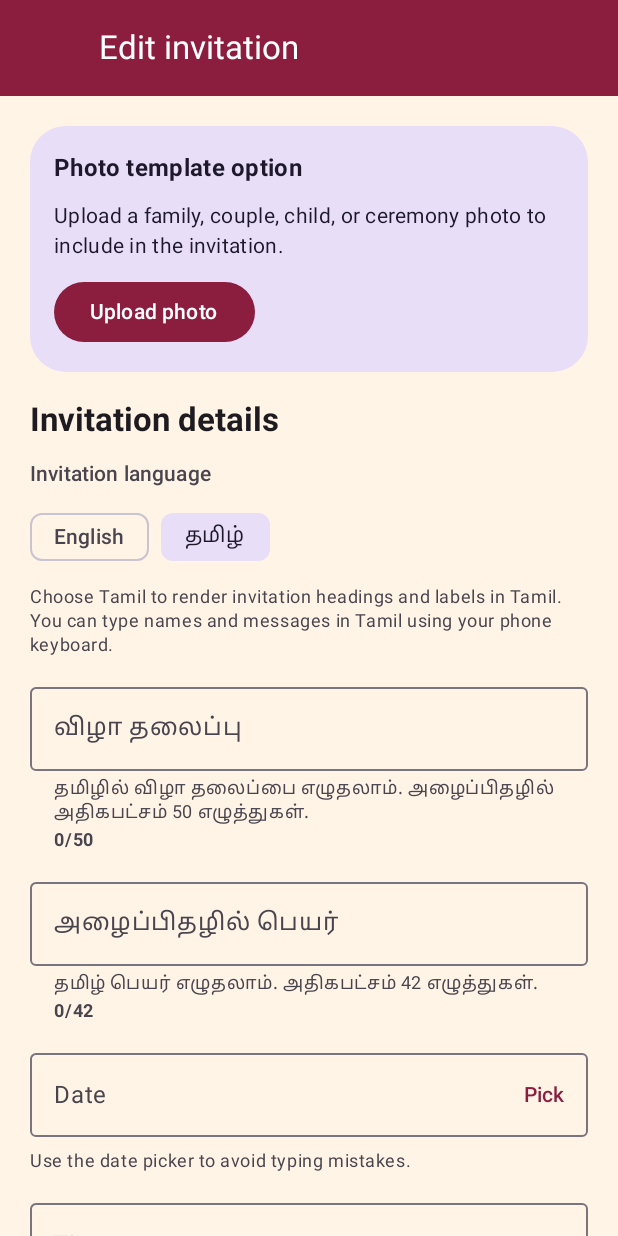
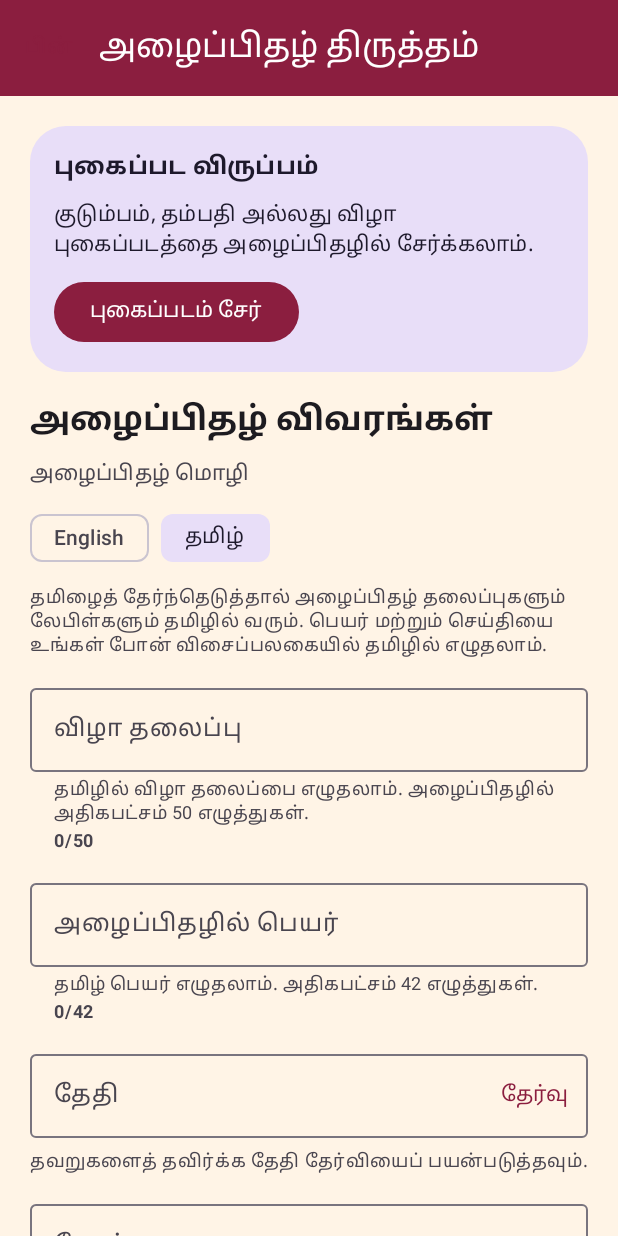
Before and after one commit to mrajen27/Invitation_Maker, an Android app built with Jetpack Compose: the EditorScreen screen opened through its navigation route, after a tap on "தமிழ்", on a phone screen of 412 x 824 dp. Run offline under Robolectric (Android 15) with nearby library versions, the phone set to English and light mode, and no system bars.

Commit message:
Fix Play Store feedback: layout, message limit, Tamil labels
- Align wrapped venue/address lines with the icon row on generated cards
- Place additional message below venue with extra spacing when no photo
- Use 60-character message limit for both photo and no-photo flows
- Localize editor labels, hints, and date formatting for Tamil
- Bump version to 1.0.1 (versionCode 2) for Play Store update

Co-authored-by: mrajen27 <mrajen27@users.noreply.github.com>

```diff
--- a/app/build.gradle.kts
+++ b/app/build.gradle.kts
@@ -14,8 +14,8 @@ android {
         applicationId = "com.vaangainvite"
         minSdk = 26
         targetSdk = 35
-        versionCode = 1
-        versionName = "1.0"
+        versionCode = 2
+        versionName = "1.0.1"
 
         testInstrumentationRunner = "androidx.test.runner.AndroidJUnitRunner"
         vectorDrawables {
--- a/app/src/main/java/com/vaangainvite/core/image/InvitationLayout.kt
+++ b/app/src/main/java/com/vaangainvite/core/image/InvitationLayout.kt
@@ -18,6 +18,8 @@ internal object InvitationLayout {
         const val afterName = 12f
         const val betweenDetails = 6f
         const val beforeMessage = 16f
+        /** Extra gap between venue block and message when no photo is on the card. */
+        const val beforeMessageNoPhoto = 40f
     }
 
     /**
--- a/app/src/main/java/com/vaangainvite/ui/screens/EditorScreen.kt
+++ b/app/src/main/java/com/vaangainvite/ui/screens/EditorScreen.kt
@@ -72,6 +72,7 @@ import kotlinx.coroutines.launch
 import java.time.Instant
 import java.time.ZoneId
 import java.time.format.DateTimeFormatter
+import java.util.Locale
 
 private data class QuickInviteMessage(
     val id: String,
@@ -86,6 +87,18 @@ private enum class QuickMessageTone(val label: String) {
     FORMAL("Formal"),
     CASUAL("Casual"),
     BLESSING("Blessing")
+}
+
+private fun QuickMessageTone.localizedLabel(language: InvitationLanguage): String {
+    return when (language) {
+        InvitationLanguage.ENGLISH -> label
+        InvitationLanguage.TAMIL -> when (this) {
+            QuickMessageTone.ALL -> "அனைத்தும்"
+            QuickMessageTone.FORMAL -> "முறையான"
+            QuickMessageTone.CASUAL -> "சாதாரண"
+            QuickMessageTone.BLESSING -> "ஆசீர்வாதம்"
+        }
+    }
 }
 
 private val QuickInviteMessages = listOf(
@@ -146,10 +159,10 @@ fun EditorScreen(
     Scaffold(
         topBar = {
             TopAppBar(
-                title = { Text(text = "Edit invitation") },
+                title = { Text(text = state.selectedLanguage.editorScreenTitle) },
                 navigationIcon = {
                     TextButton(onClick = onBack) {
-                        Text(text = "Back")
+                        Text(text = state.selectedLanguage.editorBackButton)
                     }
                 },
                 colors = TopAppBarDefaults.topAppBarColors(
@@ -190,6 +203,7 @@ fun EditorScreen(
             PhotoUploadSection(
                 hasPhoto = state.uploadedPhotoUri != null,
                 hasMessage = state.details.message.isNotBlank(),
+                selectedLanguage = state.selectedLanguage,
                 onChoosePhoto = {
                     photoPickerLauncher.launch(
                         PickVisualMediaRequest(ActivityResultContracts.PickVisualMedia.ImageOnly)
@@ -219,12 +233,12 @@ fun EditorScreen(
                 onClick = viewModel::generateInvitation,
                 modifier = Modifier.fillMaxWidth()
             ) {
-                Text(text = "Generate invitation image")
+                Text(text = state.selectedLanguage.editorGenerateButton)
             }
 
             state.generatedBitmap?.let { bitmap ->
                 Text(
-                    text = "Generated preview",
+                    text = state.selectedLanguage.editorPreviewTitle,
                     style = MaterialTheme.typography.titleMedium,
                     fontWeight = FontWeight.Bold
                 )
@@ -259,12 +273,13 @@ fun EditorScreen(
                     modifier = Modifier.weight(1f),
                     enabled = state.selectedTemplate != null
                 ) {
-                    Text(text = "Save")
+                    Text(text = state.selectedLanguage.editorSaveButton)
                 }
             }
 
             ShareActions(
                 enabled = state.selectedTemplate != null,
+                selectedLanguage = state.selectedLanguage,
                 onShareChat = {
                     scope.launch {
                         val imageUri = viewModel.getOrCreateShareImageUri()
@@ -305,12 +320,13 @@ fun EditorScreen(
 @Composable
 private fun ShareActions(
     enabled: Boolean,
+    selectedLanguage: InvitationLanguage,
     onShareChat: () -> Unit,
     onShareStatus: () -> Unit
 ) {
     Column(verticalArrangement = Arrangement.spacedBy(10.dp)) {
         Text(
-            text = "Easy WhatsApp sharing",
+            text = selectedLanguage.editorShareTitle,
             style = MaterialTheme.typography.titleMedium,
             fontWeight = FontWeight.Bold
         )
@@ -328,7 +344,7 @@ private fun ShareActions(
                 Column(horizontalAlignment = Alignment.CenterHorizontally) {
                     Text(text = "WhatsApp")
                     Text(
-                        text = "Chat",
+                        text = selectedLanguage.editorShareChat,
                         style = MaterialTheme.typography.labelSmall
                     )
                 }
@@ -343,14 +359,14 @@ private fun ShareActions(
                 Column(horizontalAlignment = Alignment.CenterHorizontally) {
                     Text(text = "WhatsApp")
                     Text(
-                        text = "Status",
+                        text = selectedLanguage.editorShareStatus,
                         style = MaterialTheme.typography.labelSmall
                     )
                 }
             }
         }
         Text(
-            text = "If WhatsApp is not installed, the Android share sheet opens automatically.",
+            text = selectedLanguage.editorShareFallbackHint,
             style = MaterialTheme.typography.bodySmall,
             color = MaterialTheme.colorScheme.onSurfaceVariant
         )
@@ -361,6 +377,7 @@ private fun ShareActions(
 private fun PhotoUploadSection(
     hasPhoto: Boolean,
     hasMessage: Boolean,
+    selectedLanguage: InvitationLanguage,
     onChoosePhoto: () -> Unit,
     onRemovePhoto: () -> Unit
 ) {
@@ -376,29 +393,34 @@ private fun PhotoUploadSection(
             verticalArrangement = Arrangement.spacedBy(10.dp)
         ) {
             Text(
-                text = "Photo template option",
+                text = selectedLanguage.editorPhotoSectionTitle,
                 style = MaterialTheme.typography.titleMedium,
                 fontWeight = FontWeight.Bold
             )
             Text(
                 text = when {
-                    hasPhoto && hasMessage ->
+                    hasPhoto && hasMessage -> if (selectedLanguage == InvitationLanguage.TAMIL) {
+                        "புகைப்படம் சேர்க்கப்பட்டது. கூடுதல் செய்தி அழைப்பிதழின் கீழ்ப்பகுதியில், அலங்காரத்துக்கு மேலே காட்டப்படும்."
+                    } else {
                         "Photo selected. Your additional message is placed at the bottom of the card, above the decoration."
-                    hasPhoto ->
+                    }
+                    hasPhoto -> if (selectedLanguage == InvitationLanguage.TAMIL) {
+                        "புகைப்படம் சேர்க்கப்பட்டது. உருவாக்கப்படும் அழைப்பிதழில் காட்டப்படும்."
+                    } else {
                         "Photo selected. It will appear inside the generated invitation card."
-                    else ->
-                        "Upload a family, couple, child, or ceremony photo to include in the invitation."
+                    }
+                    else -> selectedLanguage.editorPhotoSectionHint
                 },
                 style = MaterialTheme.typography.bodyMedium,
                 color = MaterialTheme.colorScheme.onSecondaryContainer
             )
             Row(horizontalArrangement = Arrangement.spacedBy(12.dp)) {
                 Button(onClick = onChoosePhoto) {
-                    Text(text = if (hasPhoto) "Change photo" else "Upload photo")
+                    Text(text = if (hasPhoto) selectedLanguage.editorChangePhoto else selectedLanguage.editorUploadPhoto)
                 }
                 if (hasPhoto) {
                     TextButton(onClick = onRemovePhoto) {
-                        Text(text = "Remove")
+                        Text(text = selectedLanguage.editorRemovePhoto)
                     }
                 }
             }
@@ -500,7 +522,7 @@ private fun EditorFields(
 ) {
     Column(verticalArrangement = Arrangement.spacedBy(12.dp)) {
         Text(
-            text = "Invitation details",
+            text = selectedLanguage.editorDetailsTitle,
             style = MaterialTheme.typography.titleLarge,
             fontWeight = FontWeight.Bold
         )
@@ -512,43 +534,36 @@ private fun EditorFields(
             value = details.occasionTitle,
             onValueChange = onOccasionTitleChanged,
             maxLength = InvitationDetails.OCCASION_MAX_LENGTH,
-            label = { Text(if (selectedLanguage == InvitationLanguage.TAMIL) "விழா தலைப்பு" else "Occasion / Event title") },
+            label = { Text(selectedLanguage.editorOccasionLabel) },
             modifier = Modifier.fillMaxWidth(),
             placeholder = {
-                Text(if (selectedLanguage == InvitationLanguage.TAMIL) "கவின் முதல் பிறந்தநாள்" else "Kavin's First Birthday")
+                Text(selectedLanguage.editorOccasionPlaceholder)
             },
-            helperText = if (selectedLanguage == InvitationLanguage.TAMIL) {
-                "தமிழில் விழா தலைப்பை எழுதலாம். அழைப்பிதழில் அதிகபட்சம் ${InvitationDetails.OCCASION_MAX_LENGTH} எழுத்துகள்."
-            } else {
-                "You can type in Tamil. Max ${InvitationDetails.OCCASION_MAX_LENGTH} characters on the card."
-            }
+            helperText = selectedLanguage.editorOccasionHelper.format(InvitationDetails.OCCASION_MAX_LENGTH)
         )
         LimitedOutlinedTextField(
             value = details.name,
             onValueChange = onNameChanged,
             maxLength = InvitationDetails.NAME_MAX_LENGTH,
-            label = { Text(if (selectedLanguage == InvitationLanguage.TAMIL) "அழைப்பிதழில் பெயர்" else "Name on invitation") },
+            label = { Text(selectedLanguage.editorNameLabel) },
             modifier = Modifier.fillMaxWidth(),
             placeholder = {
-                Text(if (selectedLanguage == InvitationLanguage.TAMIL) "கார்த்திக் & மீனா" else "Karthik & Meena")
+                Text(selectedLanguage.editorNamePlaceholder)
             },
-            helperText = if (selectedLanguage == InvitationLanguage.TAMIL) {
-                "தமிழ் பெயர் எழுதலாம். அதிகபட்சம் ${InvitationDetails.NAME_MAX_LENGTH} எழுத்துகள்."
-            } else {
-                "Examples: Kavin, Karthik & Meena. Max ${InvitationDetails.NAME_MAX_LENGTH} characters."
-            }
+            helperText = selectedLanguage.editorNameHelper.format(InvitationDetails.NAME_MAX_LENGTH)
         )
         DatePickerField(
             date = details.date,
+            selectedLanguage = selectedLanguage,
             onDateSelected = onDateChanged
         )
         LimitedOutlinedTextField(
             value = details.time,
             onValueChange = onTimeChanged,
             maxLength = InvitationDetails.TIME_MAX_LENGTH,
-            label = { Text("Time") },
+            label = { Text(selectedLanguage.timeLabel) },
             modifier = Modifier.fillMaxWidth(),
-            helperText = "Max ${InvitationDetails.TIME_MAX_LENGTH} characters (e.g. 7:00 PM)."
+            helperText = selectedLanguage.editorTimeHelper.format(InvitationDetails.TIME_MAX_LENGTH)
         )
         LimitedOutlinedTextField(
             value = details.venue,
@@ -559,21 +574,20 @@ private fun EditorFields(
             singleLine = false,
             minLines = InvitationDetails.VENUE_MAX_LINES,
             maxLines = InvitationDetails.VENUE_MAX_LINES,
-            helperText = if (selectedLanguage == InvitationLanguage.TAMIL) {
-                "அழைப்பிதழில் ${InvitationDetails.VENUE_MAX_LINES} வரிகள் வரை. அதிகபட்சம் ${InvitationDetails.VENUE_MAX_LENGTH} எழுத்துகள்."
-            } else {
-                "Wraps to ${InvitationDetails.VENUE_MAX_LINES} lines on the card. Max ${InvitationDetails.VENUE_MAX_LENGTH} characters."
-            }
+            helperText = selectedLanguage.editorVenueHelper.format(
+                InvitationDetails.VENUE_MAX_LINES,
+                InvitationDetails.VENUE_MAX_LENGTH
+            )
         )
         LimitedOutlinedTextField(
             value = details.mobileNumber,
             onValueChange = onMobileNumberChanged,
             maxLength = InvitationDetails.MOBILE_MAX_LENGTH,
-            label = { Text("Mobile number for queries") },
+            label = { Text(selectedLanguage.mobileLabel) },
             modifier = Modifier.fillMaxWidth(),
             placeholder = { Text("+91 98765 43210") },
             keyboardOptions = KeyboardOptions(keyboardType = KeyboardType.Phone),
-            helperText = "Max ${InvitationDetails.MOBILE_MAX_LENGTH} characters."
+            helperText = selectedLanguage.editorMobileHelper.format(InvitationDetails.MOBILE_MAX_LENGTH)
         )
         InviteMessageSection(
             message = details.message,
@@ -593,11 +607,7 @@ private fun InviteMessageSection(
     hasUploadedPhoto: Boolean,
     onMessageChanged: (String) -> Unit
 ) {
-    val maxMessageChars = if (hasUploadedPhoto) {
-        InvitationFieldLimits.MESSAGE_MAX_LENGTH_WITH_PHOTO
-    } else {
-        InvitationFieldLimits.MESSAGE_MAX_LENGTH
-    }
+    val maxMessageChars = InvitationFieldLimits.MESSAGE_MAX_LENGTH
     var selectedQuickMessageId by remember { mutableStateOf<String?>(null) }
     var selectedTone by remember { mutableStateOf(QuickMessageTone.ALL) }
     val quickMessages = remember(selectedLanguage, selectedCategoryId, selectedTone) {
@@ -612,12 +622,12 @@ private fun InviteMessageSection(
     Column(verticalArrangement = Arrangement.spacedBy(10.dp)) {
         Column(verticalArrangement = Arrangement.spacedBy(4.dp)) {
             Text(
-                text = "Additional message",
+                text = selectedLanguage.editorMessageSectionTitle,
                 style = MaterialTheme.typography.titleMedium,
                 fontWeight = FontWeight.Bold
             )
             Text(
-                text = "Tap a quick message or type your own. Emojis are welcome.",
+                text = selectedLanguage.editorMessageHint,
                 style = MaterialTheme.typography.bodySmall,
                 color = MaterialTheme.colorScheme.onSurfaceVariant
             )
@@ -632,8 +642,10 @@ private fun InviteMessageSection(
                 shape = RoundedCornerShape(16.dp)
             ) {
                 Text(
-                    text = "With a photo, your message is shown at the bottom of the invitation " +
-                        "(max $maxMessageChars characters, ${InvitationDetails.MESSAGE_MAX_LINES_ON_CARD} lines).",
+                    text = selectedLanguage.editorPhotoWithMessageHint.format(
+                        maxMessageChars,
+                        InvitationDetails.MESSAGE_MAX_LINES_ON_CARD
+                    ),
                     modifier = Modifier.padding(12.dp),
                     style = MaterialTheme.typography.bodySmall,
                     color = MaterialTheme.colorScheme.onTertiaryContainer
@@ -643,6 +655,7 @@ private fun InviteMessageSection(
 
         MessageToneFilters(
             selectedTone = selectedTone,
+            selectedLanguage = selectedLanguage,
             onToneSelected = { tone ->
                 selectedTone = tone
                 selectedQuickMessageId = null
@@ -667,7 +680,7 @@ private fun InviteMessageSection(
                 onMessageChanged(updatedMessage)
             },
             maxLength = maxMessageChars,
-            label = { Text("Message to guests") },
+            label = { Text(selectedLanguage.editorMessageFieldLabel) },
             modifier = Modifier.fillMaxWidth(),
             singleLine = false,
             minLines = 3,
@@ -677,17 +690,23 @@ private fun InviteMessageSection(
                 keyboardType = KeyboardType.Text
             ),
             helperText = if (hasUploadedPhoto) {
-                "Placed at the bottom of the card so it stays visible with your photo."
+                selectedLanguage.editorMessageHelperWithPhoto
             } else {
-                "Stays inside the card art (max ${InvitationDetails.MESSAGE_MAX_LINES_ON_CARD} lines)."
+                selectedLanguage.editorMessageHelperNoPhoto.format(
+                    InvitationDetails.MESSAGE_MAX_LINES_ON_CARD
+                )
             }
         )
 
         ImageSafeMessageCounter(
             characterCount = message.length,
-            maxLength = maxMessageChars
+            maxLength = maxMessageChars,
+            selectedLanguage = selectedLanguage
         )
-        InviteMessagePreview(message = message)
+        InviteMessagePreview(
+            message = message,
+            selectedLanguage = selectedLanguage
+        )
     }
 }
 
@@ -721,6 +740,7 @@ private fun QuickMessageChips(
 @Composable
 private fun MessageToneFilters(
     selectedTone: QuickMessageTone,
+    selectedLanguage: InvitationLanguage,
     onToneSelected: (QuickMessageTone) -> Unit
 ) {
     LazyRow(
@@ -736,7 +756,7 @@ private fun MessageToneFilters(
             FilterChip(
                 selected = tone == selectedTone,
                 onClick = { onToneSelected(tone) },
-                label = { Text(text = tone.label) },
+                label = { Text(text = tone.localizedLabel(selectedLanguage)) },
                 modifier = Modifier.animateContentSize()
             )
         }
@@ -746,7 +766,8 @@ private fun MessageToneFilters(
 @Composable
 private fun ImageSafeMessageCounter(
     characterCount: Int,
-    maxLength: Int
+    maxLength: Int,
+    selectedLanguage: InvitationLanguage
 ) {
     val isAtLimit = characterCount >= maxLength
     val counterColor = if (isAtLimit) {
@@ -755,9 +776,9 @@ private fun ImageSafeMessageCounter(
         MaterialTheme.colorScheme.onSurfaceVariant
     }
     val guidance = if (isAtLimit) {
-        "Character limit reached. Shorten the message so it stays above the bottom design."
+        selectedLanguage.editorMessageAtLimit
     } else {
-        "Good length for a clean invitation image."
+        selectedLanguage.editorMessageGoodLength
     }
 
     Row(
@@ -780,9 +801,12 @@ private fun ImageSafeMessageCounter(
 }
 
 @Composable
-private fun InviteMessagePreview(message: String) {
+private fun InviteMessagePreview(
+    message: String,
+    selectedLanguage: InvitationLanguage
+) {
     val previewMessage = message.ifBlank {
-        "Your invitation message preview will appear here."
+        selectedLanguage.editorMessagePreviewEmpty
     }
 
     Card(
@@ -799,7 +823,7 @@ private fun InviteMessagePreview(message: String) {
             verticalArrangement = Arrangement.spacedBy(8.dp)
         ) {
             Text(
-                text = "Live invite message preview",
+                text = selectedLanguage.editorMessagePreviewTitle,
                 style = MaterialTheme.typography.labelLarge,
                 color = MaterialTheme.colorScheme.onTertiaryContainer,
                 fontWeight = FontWeight.Bold
@@ -819,6 +843,7 @@ private fun InviteMessagePreview(message: String) {
 @Composable
 private fun DatePickerField(
     date: String,
+    selectedLanguage: InvitationLanguage,
     onDateSelected: (String) -> Unit
 ) {
     var showDatePicker by remember { mutableStateOf(false) }
@@ -828,18 +853,18 @@ private fun DatePickerField(
         OutlinedTextField(
             value = date,
             onValueChange = {},
-            label = { Text("Date") },
+            label = { Text(selectedLanguage.dateLabel) },
             modifier = Modifier.fillMaxWidth(),
             readOnly = true,
-            placeholder = { Text("Pick function date") },
+            placeholder = { Text(selectedLanguage.editorDatePlaceholder) },
             trailingIcon = {
                 TextButton(onClick = { showDatePicker = true }) {
-                    Text(text = "Pick")
+                    Text(text = selectedLanguage.editorDatePickButton)
                 }
             }
         )
         Text(
-            text = "Use the date picker to avoid typing mistakes.",
+            text = selectedLanguage.editorDateHelper,
             style = MaterialTheme.typography.bodySmall,
             color = MaterialTheme.colorScheme.onSurfaceVariant
         )
@@ -852,17 +877,17 @@ private fun DatePickerField(
                 TextButton(
                     onClick = {
                         datePickerState.selectedDateMillis?.let { millis ->
-                            onDateSelected(formatDate(millis))
+                            onDateSelected(formatDate(millis, selectedLanguage))
                         }
                         showDatePicker = false
                     }
                 ) {
-                    Text(text = "OK")
+                    Text(text = selectedLanguage.editorDialogOk)
                 }
             },
             dismissButton = {
                 TextButton(onClick = { showDatePicker = false }) {
-                    Text(text = "Cancel")
+                    Text(text = selectedLanguage.editorDialogCancel)
                 }
             }
         ) {
@@ -871,8 +896,12 @@ private fun DatePickerField(
     }
 }
 
-private fun formatDate(dateMillis: Long): String {
-    val formatter = DateTimeFormatter.ofPattern("dd MMM yyyy")
+private fun formatDate(dateMillis: Long, language: InvitationLanguage): String {
+    val locale = when (language) {
+        InvitationLanguage.TAMIL -> Locale.forLanguageTag("ta-IN")
+        InvitationLanguage.ENGLISH -> Locale.ENGLISH
+    }
+    val formatter = DateTimeFormatter.ofPattern("dd MMM yyyy", locale)
     return Instant.ofEpochMilli(dateMillis)
         .atZone(ZoneId.systemDefault())
         .toLocalDate()
@@ -886,7 +915,7 @@ private fun LanguageSelector(
 ) {
     Column(verticalArrangement = Arrangement.spacedBy(8.dp)) {
         Text(
-            text = "Invitation language",
+            text = selectedLanguage.editorLanguageSectionTitle,
             style = MaterialTheme.typography.titleSmall,
             color = MaterialTheme.colorScheme.onSurfaceVariant
         )
@@ -900,7 +929,7 @@ private fun LanguageSelector(
             }
         }
         Text(
-            text = "Choose Tamil to render invitation headings and labels in Tamil. You can type names and messages in Tamil using your phone keyboard.",
+            text = selectedLanguage.editorLanguageHint,
             style = MaterialTheme.typography.bodySmall,
             color = MaterialTheme.colorScheme.onSurfaceVariant
         )
```
Also changed, not shown: app/src/main/java/com/vaangainvite/core/image/InvitationImageGenerator.kt (+32 -15 lines), app/src/main/java/com/vaangainvite/data/model/InvitationFieldLimits.kt (+4 -9 lines), app/src/main/java/com/vaangainvite/data/model/InvitationLanguage.kt (+129 -3 lines).
